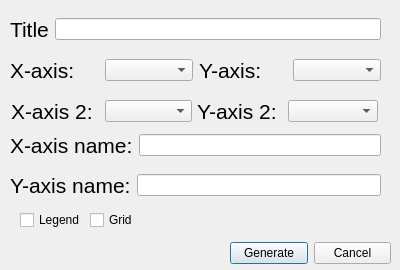
The window that Qt_Designer/plotchartdialog.ui (bb305496/CSV_Weather_Dashboard) describes before a commit, drawn with Qt 5.
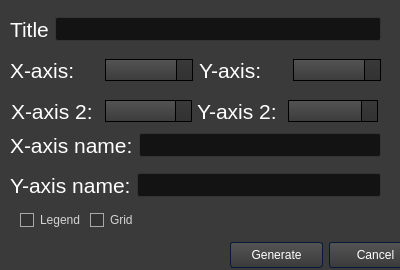
The same window after the commit. Icons and pictures are not drawn.

```diff
--- a/Qt_Designer/plotchartdialog.ui
+++ b/Qt_Designer/plotchartdialog.ui
@@ -29,13 +29,1003 @@
    <iconset>
     <normaloff>../Icons/line-chart.png</normaloff>../Icons/line-chart.png</iconset>
   </property>
+  <property name="styleSheet">
+   <string notr="true">/*Copyright (c) DevSec Studio. All rights reserved.
+
+MIT License
+
+Permission is hereby granted, free of charge, to any person obtaining a copy
+of this software and associated documentation files (the &quot;Software&quot;), to deal
+in the Software without restriction, including without limitation the rights
+to use, copy, modify, merge, publish, distribute, sublicense, and/or sell
+copies of the Software, and to permit persons to whom the Software is
+furnished to do so, subject to the following conditions:
+
+The above copyright notice and this permission notice shall be included in all
+copies or substantial portions of the Software.
+
+THE SOFTWARE IS PROVIDED *AS IS*, WITHOUT WARRANTY OF ANY KIND, EXPRESS OR
+IMPLIED, INCLUDING BUT NOT LIMITED TO THE WARRANTIES OF MERCHANTABILITY,
+FITNESS FOR A PARTICULAR PURPOSE AND NONINFRINGEMENT. IN NO EVENT SHALL THE
+AUTHORS OR COPYRIGHT HOLDERS BE LIABLE FOR ANY CLAIM, DAMAGES OR OTHER
+LIABILITY, WHETHER IN AN ACTION OF CONTRACT, TORT OR OTHERWISE, ARISING FROM,
+OUT OF OR IN CONNECTION WITH THE SOFTWARE OR THE USE OR OTHER DEALINGS IN THE SOFTWARE.
+*/
+
+/*-----QWidget-----*/
+QWidget
+{
+	background-color: #3a3a3a;
+	color: #fff;
+	selection-background-color: #b78620;
+	selection-color: #000;
+
+}
+
+
+/*-----QLabel-----*/
+QLabel
+{
+	background-color: transparent;
+	color: #fff;
+
+}
+
+
+/*-----QMenuBar-----*/
+QMenuBar 
+{
+	background-color: qlineargradient(spread:repeat, x1:1, y1:0, x2:1, y2:1, stop:0 rgba(57, 57, 57, 255),stop:1 rgba(50, 50, 50, 255));
+	border: 1px solid #000;
+	color: #fff;
+
+}
+
+
+QMenuBar::item 
+{
+	background-color: transparent;
+
+}
+
+
+QMenuBar::item:selected 
+{
+	background-color: rgba(183, 134, 32, 20%);
+	border: 1px solid #b78620;
+	color: #fff;
+
+}
+
+
+QMenuBar::item:pressed 
+{
+	background-color: rgb(183, 134, 32);
+	border: 1px solid #b78620;
+	color: #fff;
+
+}
+
+
+/*-----QMenu-----*/
+QMenu
+{
+    background-color: qlineargradient(spread:repeat, x1:1, y1:0, x2:1, y2:1, stop:0 rgba(57, 57, 57, 255),stop:1 rgba(50, 50, 50, 255));
+    border: 1px solid #222;
+    padding: 4px;
+	color: #fff;
+
+}
+
+
+QMenu::item
+{
+    background-color: transparent;
+    padding: 2px 20px 2px 20px;
+
+}
+
+
+QMenu::separator
+{
+   	background-color: rgb(183, 134, 32);
+	height: 1px;
+
+}
+
+
+QMenu::item:disabled
+{
+    color: #555;
+    background-color: transparent;
+    padding: 2px 20px 2px 20px;
+
+}
+
+
+QMenu::item:selected
+{
+	background-color: rgba(183, 134, 32, 20%);
+	border: 1px solid #b78620;
+	color: #fff;
+
+}
+
+
+/*-----QToolBar-----*/
+QToolBar
+{
+	background-color: qlineargradient(spread:repeat, x1:1, y1:0, x2:1, y2:1, stop:0 rgba(69, 69, 69, 255),stop:1 rgba(58, 58, 58, 255));
+	border-top: none;
+	border-bottom: 1px solid #4f4f4f;
+	border-left: 1px solid #4f4f4f;
+	border-right: 1px solid #4f4f4f;
+
+}
+
+
+QToolBar::separator
+{
+	background-color: #2e2e2e;
+	width: 1px;
+
+}
+
+
+/*-----QToolButton-----*/
+QToolButton 
+{
+	background-color: transparent;
+	color: #fff;
+	padding: 5px;
+	padding-left: 8px;
+	padding-right: 8px;
+	margin-left: 1px;
+}
+
+
+QToolButton:hover
+{
+	background-color: rgba(183, 134, 32, 20%);
+	border: 1px solid #b78620;
+	color: #fff;
+	
+}
+
+
+QToolButton:pressed
+{
+	background-color: qlineargradient(spread:repeat, x1:1, y1:0, x2:1, y2:1, stop:0 rgba(57, 57, 57, 255),stop:1 rgba(50, 50, 50, 255));
+	border: 1px solid #b78620;
+
+}
+
+
+QToolButton:checked
+{
+	background-color: qlineargradient(spread:repeat, x1:1, y1:0, x2:1, y2:1, stop:0 rgba(57, 57, 57, 255),stop:1 rgba(50, 50, 50, 255));
+	border: 1px solid #222;
+}
+
+
+/*-----QPushButton-----*/
+QPushButton
+{
+	background-color: qlineargradient(spread:repeat, x1:1, y1:0, x2:1, y2:1, stop:0 rgba(84, 84, 84, 255),stop:1 rgba(59, 59, 59, 255));
+	color: #ffffff;
+	min-width: 80px;
+	border-style: solid;
+	border-width: 1px;
+	border-radius: 3px;
+	border-color: #051a39;
+	padding: 5px;
+
+}
+
+
+QPushButton::flat
+{
+	background-color: transparent;
+	border: none;
+	color: #fff;
+
+}
+
+
+QPushButton::disabled
+{
+	background-color: #404040;
+	color: #656565;
+	border-color: #051a39;
+
+}
+
+
+QPushButton::hover
+{
+	background-color: rgba(183, 134, 32, 20%);
+	border: 1px solid #b78620;
+
+}
+
+
+QPushButton::pressed
+{
+	background-color: qlineargradient(spread:repeat, x1:1, y1:0, x2:1, y2:1, stop:0 rgba(74, 74, 74, 255),stop:1 rgba(49, 49, 49, 255));
+	border: 1px solid #b78620;
+
+}
+
+
+QPushButton::checked
+{
+	background-color: qlineargradient(spread:repeat, x1:1, y1:0, x2:1, y2:1, stop:0 rgba(74, 74, 74, 255),stop:1 rgba(49, 49, 49, 255));
+	border: 1px solid #222;
+
+}
+
+
+/*-----QLineEdit-----*/
+QLineEdit
+{
+	background-color: #131313;
+	color : #eee;
+	border: 1px solid #343434;
+	border-radius: 2px;
+	padding: 3px;
+	padding-left: 5px;
+
+}
+
+
+/*-----QPlainTExtEdit-----*/
+QPlainTextEdit
+{
+	background-color: #131313;
+	color : #eee;
+	border: 1px solid #343434;
+	border-radius: 2px;
+	padding: 3px;
+	padding-left: 5px;
+
+}
+
+
+/*-----QTabBar-----*/
+QTabBar::tab
+{
+	background-color: qlineargradient(spread:repeat, x1:1, y1:0, x2:1, y2:1, stop:0 rgba(84, 84, 84, 255),stop:1 rgba(59, 59, 59, 255));
+	color: #ffffff;
+	border-style: solid;
+	border-width: 1px;
+	border-color: #666;
+	border-bottom: none;
+	padding: 5px;
+	padding-left: 15px;
+	padding-right: 15px;
+
+}
+
+
+QTabWidget::pane 
+{
+	background-color: red;
+	border: 1px solid #666;
+	top: 1px;
+
+}
+
+
+QTabBar::tab:last
+{
+	margin-right: 0; 
+
+}
+
+
+QTabBar::tab:first:!selected
+{
+	background-color: #0c0c0d;
+	margin-left: 0px;
+
+}
+
+
+QTabBar::tab:!selected
+{
+	color: #b1b1b1;
+	border-bottom-style: solid;
+	background-color: #0c0c0d;
+
+}
+
+
+QTabBar::tab:selected
+{
+	margin-bottom: 0px;
+
+}
+
+
+QTabBar::tab:!selected:hover
+{
+	border-top-color: #b78620;
+
+}
+
+
+/*-----QComboBox-----*/
+QComboBox
+{
+    background-color: qlineargradient(spread:repeat, x1:1, y1:0, x2:1, y2:1, stop:0 rgba(84, 84, 84, 255),stop:1 rgba(59, 59, 59, 255));
+    border: 1px solid #000;
+    padding-left: 6px;
+    color: #ffffff;
+    height: 20px;
+
+}
+
+
+QComboBox::disabled
+{
+	background-color: #404040;
+	color: #656565;
+	border-color: #051a39;
+
+}
+
+
+QComboBox:on
+{
+    background-color: #b78620;
+	color: #000;
+
+}
+
+
+QComboBox QAbstractItemView
+{
+    background-color: #383838;
+    color: #ffffff;
+    border: 1px solid black;
+    selection-background-color: #b78620;
+    outline: 0;
+
+}
+
+
+QComboBox::drop-down
+{
+	background-color: qlineargradient(spread:repeat, x1:1, y1:0, x2:1, y2:1, stop:0 rgba(57, 57, 57, 255),stop:1 rgba(50, 50, 50, 255));
+    subcontrol-origin: padding;
+    subcontrol-position: top right;
+    width: 15px;
+    border-left-width: 1px;
+    border-left-color: black;
+    border-left-style: solid; 
+
+}
+
+
+QComboBox::down-arrow
+{
+    image: url(://arrow-down.png);
+    width: 8px;
+    height: 8px;
+}
+
+
+/*-----QSpinBox &amp; QDateTimeEdit-----*/
+QSpinBox,
+QDateTimeEdit 
+{
+    background-color: #131313;
+	color : #eee;
+	border: 1px solid #343434;
+	padding: 3px;
+	padding-left: 5px;
+    border-radius : 2px;
+
+}
+
+
+QSpinBox::up-button, 
+QDateTimeEdit::up-button
+{
+	border-top-right-radius:2px;
+	background-color: #777777;
+    width: 16px; 
+    border-width: 1px;
+
+}
+
+
+QSpinBox::up-button:hover, 
+QDateTimeEdit::up-button:hover
+{
+	background-color: #585858;
+
+}
+
+
+QSpinBox::up-button:pressed, 
+QDateTimeEdit::up-button:pressed
+{
+	background-color: #252525;
+    width: 16px; 
+    border-width: 1px;
+
+}
+
+
+QSpinBox::up-arrow,
+QDateTimeEdit::up-arrow
+{
+    image: url(://arrow-up.png);
+    width: 7px;
+    height: 7px;
+
+}
+
+
+QSpinBox::down-button, 
+QDateTimeEdit::down-button
+{
+	border-bottom-right-radius:2px;
+	background-color: #777777;
+    width: 16px; 
+    border-width: 1px;
+
+}
+
+
+QSpinBox::down-button:hover, 
+QDateTimeEdit::down-button:hover
+{
+	background-color: #585858;
+
+}
+
+
+QSpinBox::down-button:pressed, 
+QDateTimeEdit::down-button:pressed
+{
+	background-color: #252525;
+    width: 16px; 
+    border-width: 1px;
+
+}
+
+
+QSpinBox::down-arrow,
+QDateTimeEdit::down-arrow
+{
+    image: url(://arrow-down.png);
+    width: 7px;
+    height: 7px;
+
+}
+
+
+/*-----QGroupBox-----*/
+QGroupBox 
+{
+    border: 1px solid;
+    border-color: #666666;
+	border-radius: 5px;
+    margin-top: 20px;
+
+}
+
+
+QGroupBox::title  
+{
+    background-color: transparent;
+    color: #eee;
+    subcontrol-origin: margin;
+    padding: 5px;
+	border-top-left-radius: 3px;
+	border-top-right-radius: 3px;
+
+}
+
+
+/*-----QHeaderView-----*/
+QHeaderView::section
+{
+    background-color: qlineargradient(spread:repeat, x1:1, y1:0, x2:1, y2:1, stop:0 rgba(60, 60, 60, 255),stop:1 rgba(50, 50, 50, 255));
+	border: 1px solid #000;
+    color: #fff;
+    text-align: left;
+	padding: 4px;
+	
+}
+
+
+QHeaderView::section:disabled
+{
+    background-color: #525251;
+    color: #656565;
+
+}
+
+
+QHeaderView::section:checked
+{
+    background-color: qlineargradient(spread:repeat, x1:1, y1:0, x2:1, y2:1, stop:0 rgba(60, 60, 60, 255),stop:1 rgba(50, 50, 50, 255));
+    color: #fff;
+
+}
+
+
+QHeaderView::section::vertical::first,
+QHeaderView::section::vertical::only-one
+{
+    border-top: 1px solid #353635;
+
+}
+
+
+QHeaderView::section::vertical
+{
+    border-top: 1px solid #353635;
+
+}
+
+
+QHeaderView::section::horizontal::first,
+QHeaderView::section::horizontal::only-one
+{
+    border-left: 1px solid #353635;
+
+}
+
+
+QHeaderView::section::horizontal
+{
+    border-left: 1px solid #353635;
+
+}
+
+
+QTableCornerButton::section
+{
+    background-color: qlineargradient(spread:repeat, x1:1, y1:0, x2:1, y2:1, stop:0 rgba(60, 60, 60, 255),stop:1 rgba(50, 50, 50, 255));
+	border: 1px solid #000;
+    color: #fff;
+
+}
+
+
+/*-----QTreeWidget-----*/
+QTreeView
+{
+	show-decoration-selected: 1;
+	alternate-background-color: #3a3a3a;
+	selection-color: #fff;
+	background-color: #2d2d2d;
+	border: 1px solid gray;
+	padding-top : 5px;
+	color: #fff;
+	font: 8pt;
+
+}
+
+
+QTreeView::item:selected
+{
+	color:#fff;
+	background-color: #b78620;
+	border-radius: 0px;
+
+}
+
+
+QTreeView::item:!selected:hover
+{
+    background-color: #262626;
+    border: none;
+    color: white;
+
+}
+
+
+QTreeView::branch:has-children:!has-siblings:closed,
+QTreeView::branch:closed:has-children:has-siblings 
+{
+	image: url(://tree-closed.png);
+
+}
+
+
+QTreeView::branch:open:has-children:!has-siblings,
+QTreeView::branch:open:has-children:has-siblings  
+{
+	image: url(://tree-open.png);
+
+}
+
+
+/*-----QListView-----*/
+QListView 
+{
+	background-color: qlineargradient(spread:repeat, x1:1, y1:0, x2:1, y2:1, stop:0 rgba(83, 83, 83, 255),stop:0.293269 rgba(81, 81, 81, 255),stop:0.634615 rgba(79, 79, 79, 255),stop:1 rgba(83, 83, 83, 255));
+    border : none;
+    color: white;
+    show-decoration-selected: 1; 
+    outline: 0;
+	border: 1px solid gray;
+
+}
+
+
+QListView::disabled 
+{
+	background-color: #656565;
+	color: #1b1b1b;
+    border: 1px solid #656565;
+
+}
+
+
+QListView::item 
+{
+	background-color: #2d2d2d;
+    padding: 1px;
+
+}
+
+
+QListView::item:alternate 
+{
+    background-color: #3a3a3a;
+
+}
+
+
+QListView::item:selected 
+{
+	background-color: #b78620;
+	border: 1px solid #b78620;
+	color: #fff;
+
+}
+
+
+QListView::item:selected:!active 
+{
+	background-color: #b78620;
+	border: 1px solid #b78620;
+	color: #fff;
+
+}
+
+
+QListView::item:selected:active 
+{
+	background-color: #b78620;
+	border: 1px solid #b78620;
+	color: #fff;
+
+}
+
+
+QListView::item:hover {
+    background-color: #262626;
+    border: none;
+    color: white;
+
+}
+
+
+/*-----QCheckBox-----*/
+QCheckBox
+{
+	background-color: transparent;
+    color: lightgray;
+	border: none;
+
+}
+
+
+QCheckBox::indicator
+{
+    background-color: #323232;
+    border: 1px solid darkgray;
+    width: 12px;
+    height: 12px;
+
+}
+
+
+QCheckBox::indicator:checked
+{
+    image:url(&quot;./ressources/check.png&quot;);
+	background-color: #b78620;
+    border: 1px solid #3a546e;
+
+}
+
+
+QCheckBox::indicator:unchecked:hover
+{
+	border: 1px solid #b78620; 
+
+}
+
+
+QCheckBox::disabled
+{
+	color: #656565;
+
+}
+
+
+QCheckBox::indicator:disabled
+{
+	background-color: #656565;
+	color: #656565;
+    border: 1px solid #656565;
+
+}
+
+
+/*-----QRadioButton-----*/
+QRadioButton 
+{
+	color: lightgray;
+	background-color: transparent;
+
+}
+
+
+QRadioButton::indicator::unchecked:hover 
+{
+	background-color: lightgray;
+	border: 2px solid #b78620;
+	border-radius: 6px;
+}
+
+
+QRadioButton::indicator::checked 
+{
+	border: 2px solid #b78620;
+	border-radius: 6px;
+	background-color: rgba(183,134,32,20%);  
+	width: 9px; 
+	height: 9px; 
+
+}
+
+
+/*-----QSlider-----*/
+QSlider::groove:horizontal 
+{
+	background-color: transparent;
+	height: 3px;
+
+}
+
+
+QSlider::sub-page:horizontal 
+{
+	background-color: #b78620;
+
+}
+
+
+QSlider::add-page:horizontal 
+{
+	background-color: #131313;
+
+}
+
+
+QSlider::handle:horizontal 
+{
+	background-color: #b78620;
+	width: 14px;
+	margin-top: -6px;
+	margin-bottom: -6px;
+	border-radius: 6px;
+
+}
+
+
+QSlider::handle:horizontal:hover 
+{
+	background-color: #d89e25;
+	border-radius: 6px;
+
+}
+
+
+QSlider::sub-page:horizontal:disabled 
+{
+	background-color: #bbb;
+	border-color: #999;
+
+}
+
+
+QSlider::add-page:horizontal:disabled 
+{
+	background-color: #eee;
+	border-color: #999;
+
+}
+
+
+QSlider::handle:horizontal:disabled 
+{
+	background-color: #eee;
+	border: 1px solid #aaa;
+	border-radius: 3px;
+
+}
+
+
+/*-----QScrollBar-----*/
+QScrollBar:horizontal
+{
+    border: 1px solid #222222;
+    background-color: #3d3d3d;
+    height: 15px;
+    margin: 0px 16px 0 16px;
+
+}
+
+
+QScrollBar::handle:horizontal
+{
+	background-color: qlineargradient(spread:repeat, x1:1, y1:0, x2:1, y2:1, stop:0 rgba(97, 97, 97, 255),stop:1 rgba(90, 90, 90, 255));
+	border: 1px solid #2d2d2d;
+    min-height: 20px;
+
+}
+
+
+QScrollBar::add-line:horizontal
+{
+	background-color: qlineargradient(spread:repeat, x1:1, y1:0, x2:1, y2:1, stop:0 rgba(97, 97, 97, 255),stop:1 rgba(90, 90, 90, 255));
+	border: 1px solid #2d2d2d;
+    width: 15px;
+    subcontrol-position: right;
+    subcontrol-origin: margin;
+
+}
+
+
+QScrollBar::sub-line:horizontal
+{
+	background-color: qlineargradient(spread:repeat, x1:1, y1:0, x2:1, y2:1, stop:0 rgba(97, 97, 97, 255),stop:1 rgba(90, 90, 90, 255));
+	border: 1px solid #2d2d2d;
+    width: 15px;
+    subcontrol-position: left;
+    subcontrol-origin: margin;
+
+}
+
+
+QScrollBar::right-arrow:horizontal
+{
+    image: url(://arrow-right.png);
+    width: 6px;
+    height: 6px;
+
+}
+
+
+QScrollBar::left-arrow:horizontal
+{
+    image: url(://arrow-left.png);
+    width: 6px;
+    height: 6px;
+
+}
+
+
+QScrollBar::add-page:horizontal, QScrollBar::sub-page:horizontal
+{
+    background: none;
+
+}
+
+
+QScrollBar:vertical
+{
+    background-color: #3d3d3d;
+    width: 16px;
+	border: 1px solid #2d2d2d;
+    margin: 16px 0px 16px 0px;
+
+}
+
+
+QScrollBar::handle:vertical
+{
+    background-color: qlineargradient(spread:repeat, x1:1, y1:0, x2:1, y2:1, stop:0 rgba(97, 97, 97, 255),stop:1 rgba(90, 90, 90, 255));
+	border: 1px solid #2d2d2d;
+    min-height: 20px;
+
+}
+
+
+QScrollBar::add-line:vertical
+{
+	background-color: qlineargradient(spread:repeat, x1:1, y1:0, x2:1, y2:1, stop:0 rgba(97, 97, 97, 255),stop:1 rgba(90, 90, 90, 255));
+	border: 1px solid #2d2d2d;
+    height: 15px;
+    subcontrol-position: bottom;
+    subcontrol-origin: margin;
+
+}
+
+
+QScrollBar::sub-line:vertical
+{
+	background-color: qlineargradient(spread:repeat, x1:1, y1:0, x2:1, y2:1, stop:0 rgba(97, 97, 97, 255),stop:1 rgba(90, 90, 90, 255));
+	border: 1px solid #2d2d2d;
+    height: 15px;
+    subcontrol-position: top;
+    subcontrol-origin: margin;
+
+}
+
+
+QScrollBar::up-arrow:vertical
+{
+    image: url(://arrow-up.png);
+    width: 6px;
+    height: 6px;
+
+}
+
+
+QScrollBar::down-arrow:vertical
+{
+    image: url(://arrow-down.png);
+    width: 6px;
+    height: 6px;
+
+}
+
+
+QScrollBar::add-page:vertical, QScrollBar::sub-page:vertical
+{
+    background: none;
+
+}
+
+
+/*-----QProgressBar-----*/
+QProgressBar
+{
+    border: 1px solid #666666;
+    text-align: center;
+	color: #000;
+	font-weight: bold;
+
+}
+
+
+QProgressBar::chunk
+{
+    background-color: #b78620;
+    width: 30px;
+    margin: 0.5px;
+
+}
+
+</string>
+  </property>
   <widget class="QWidget" name="layoutWidget">
    <property name="geometry">
     <rect>
      <x>230</x>
      <y>240</y>
-     <width>161</width>
-     <height>26</height>
+     <width>192</width>
+     <height>30</height>
     </rect>
    </property>
    <layout class="QHBoxLayout" name="horizontalLayout">
@@ -216,7 +1206,7 @@
     <string>Grid</string>
    </property>
   </widget>
-  <widget class="QWidget" name="">
+  <widget class="QWidget" name="layoutWidget">
    <property name="geometry">
     <rect>
      <x>11</x>
@@ -268,7 +1258,7 @@
     </item>
    </layout>
   </widget>
-  <widget class="QWidget" name="">
+  <widget class="QWidget" name="layoutWidget">
    <property name="geometry">
     <rect>
      <x>197</x>
```
